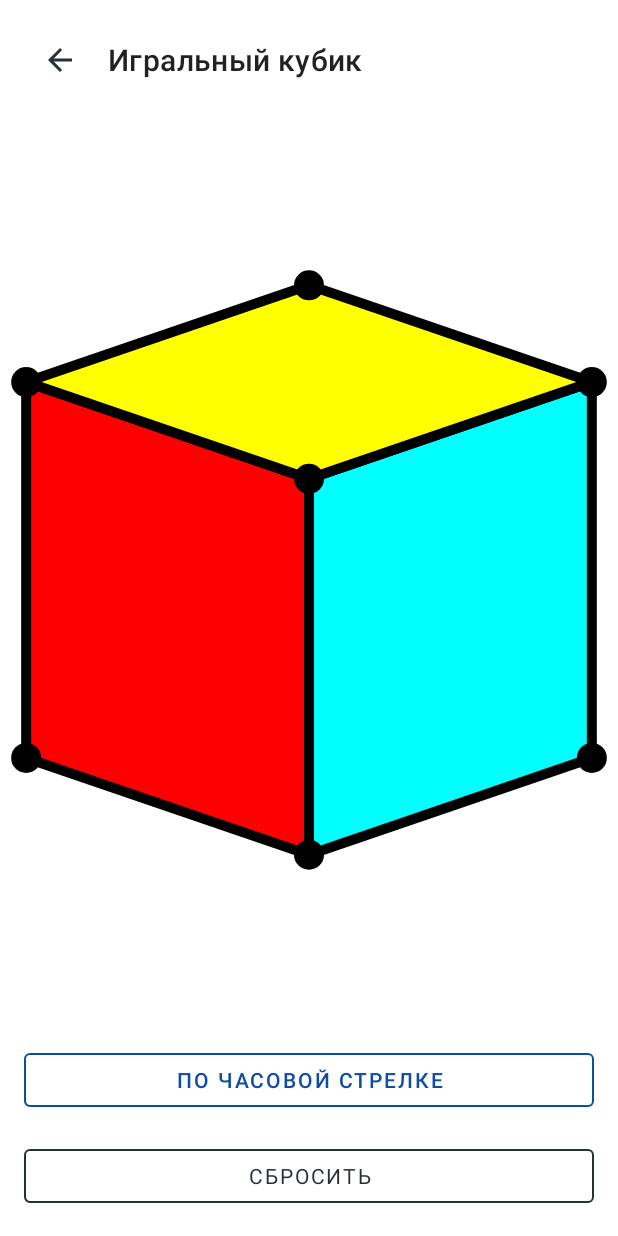
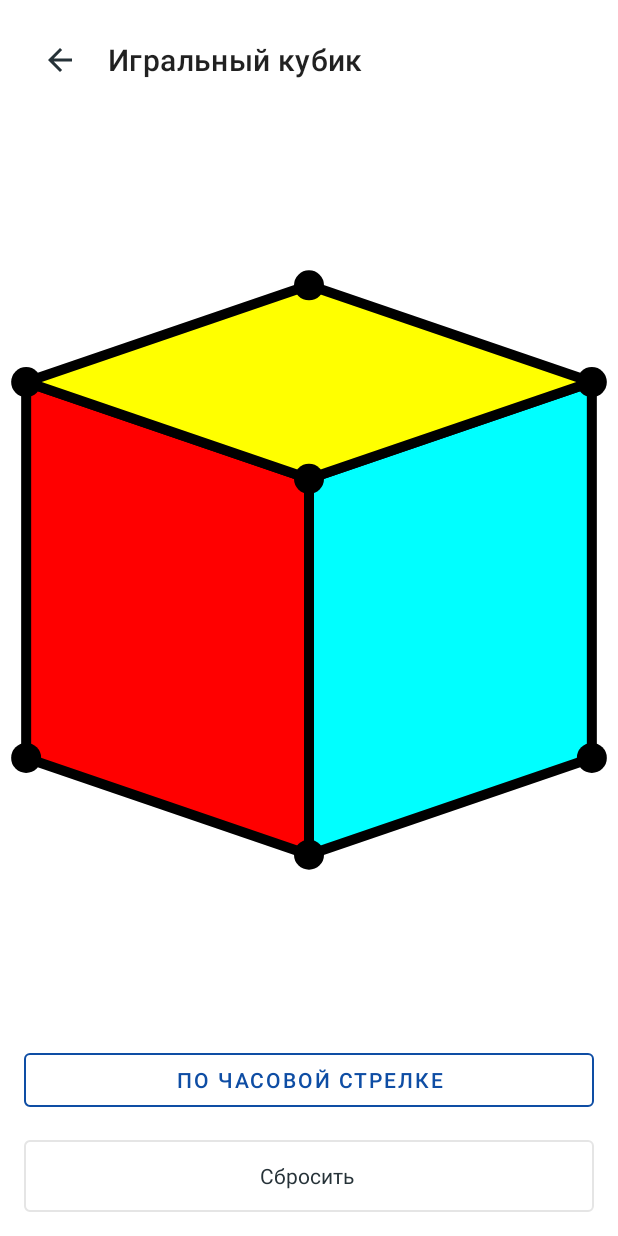
Before and after one commit to xidios/PhotoEditor, an Android app: the CubeActivity screen opened directly, with no data from a screen before it, on a phone screen of 412 x 824 dp. Run offline under Robolectric (Android 15) with nearby library versions, the phone set to English and light mode, and no system bars.

Commit message:
Изменения в дизайне
Изменил дизайн кнопок, чтобы привести его к дизайну в макете. Начал менять размеры, используя dimens.xml. Переместил стили из themes.xml в styles.xml

```diff
--- a/app/build.gradle
+++ b/app/build.gradle
@@ -64,4 +64,5 @@ dependencies {
     androidTestImplementation 'androidx.test.espresso:espresso-core:3.3.0'
     implementation group: 'org.bytedeco', name: 'javacv', version: '1.4.1'
     implementation "org.bytedeco.javacpp-presets:opencv:3.4.1-1.4.1:android-arm"
+    implementation 'com.android.support:design:28.0.0'
 }
--- a/app/src/main/res/values-night/styles.xml
+++ b/app/src/main/res/values-night/styles.xml
@@ -1,7 +1,2 @@
 <resources>
-
-    <style name="Widget.Theme.PhotoEditor.MyView" parent="">
-        <item name="android:background">@color/gray_600</item>
-        <item name="exampleColor">@color/light_blue_600</item>
-    </style>
 </resources>
--- a/app/src/main/res/values/colors.xml
+++ b/app/src/main/res/values/colors.xml
@@ -5,18 +5,20 @@
     <color name="purple_700">#FF3700B3</color>
     <color name="teal_200">#FF03DAC5</color>
     <color name="teal_700">#FF018786</color>
-    <color name="black">#FF263238</color>
     <color name="white">#FFFFFFFF</color>
     <color name="light_blue_400">#FF29B6F6</color>
     <color name="light_blue_600">#FF039BE5</color>
     <color name="gray_400">#FFBDBDBD</color>
     <color name="gray_600">#FF757575</color>
 
+    <!--    Наши цвета-->
+    <color name="black">#FF263238</color>
     <color name="accent">#FF0E4DA4</color>
+    <color name="buttonStroke">#FFE5E5E5</color>
+    <color name="buttonBackground">@color/white</color>
     <color name="headerBackground">@color/white</color>
     <color name="bottomNavigationBackground">#FFF0F0F0</color>
     <color name="bottomNavigationItemColor">#FF6E6E6E</color>
-    <color name="buttonBackground">@color/white</color>
 
     <!--    Карточки эффектов-->
     <color name="bonusEffectCardBackground">#55F0F0F0</color>
--- a/app/src/main/res/values/dimens.xml
+++ b/app/src/main/res/values/dimens.xml
@@ -1,3 +1,19 @@
 <resources>
-    <dimen name="fab_margin">16dp</dimen>
+    <dimen name="half">8dp</dimen>
+    <dimen name="standart">16dp</dimen>
+    <dimen name="two">32dp</dimen>
+    <dimen name="three">48dp</dimen>
+    <dimen name="four">64dp</dimen>
+    <dimen name="five">80dp</dimen>
+    <dimen name="six">96dp</dimen>
+
+    <dimen name="min_button_height">@dimen/three</dimen>
+    <dimen name="min_accent_button_height">@dimen/four</dimen>
+    <dimen name="button_text_size">14sp</dimen>
+    <dimen name="button_corner_radius">4dp</dimen>
+    <dimen name="button_stroke_width">1dp</dimen>
+
+    <dimen name="welcome_icon_size">@dimen/six</dimen>
+    <dimen name="welcome_text_size">18sp</dimen>
+    <dimen name="main_optical_compensation">@dimen/two</dimen>
 </resources>
--- a/app/src/main/res/values/styles.xml
+++ b/app/src/main/res/values/styles.xml
@@ -1,7 +1,58 @@
 <resources>
 
-    <style name="Widget.Theme.PhotoEditor.MyView" parent="">
-        <item name="android:background">@color/gray_400</item>
-        <item name="exampleColor">@color/light_blue_400</item>
+    <style name="Theme.PhotoEditor.WelcomeText">
+        <item name="android:textAlignment">center</item>
+        <item name="android:fontFamily">sans-serif-medium</item>
+        <item name="android:textSize">@dimen/welcome_text_size</item>
+        <item name="android:textColor">@color/black</item>
+    </style>
+
+    <style name="Theme.PhotoEditor.Button" parent="@style/Widget.MaterialComponents.Button.OutlinedButton.Icon">
+        <item name="android:layout_width">0dp</item>
+        <item name="android:minHeight">@dimen/min_button_height</item>
+        <item name="android:layout_height">wrap_content</item>
+        <item name="android:fontFamily">sans-serif</item>
+        <item name="android:textAllCaps">false</item>
+        <item name="android:textColor">@color/black</item>
+        <item name="android:textSize">@dimen/button_text_size</item>
+        <item name="strokeColor">@color/buttonStroke</item>
+        <item name="iconTint">@color/black</item>
+        <item name="cornerRadius">@dimen/button_corner_radius</item>
+        <item name="strokeWidth">@dimen/button_stroke_width</item>
+        <item name="android:backgroundTint">@color/white</item>
+        <item name="android:letterSpacing">0</item>
+        <item name="iconPadding">@dimen/half</item>
+        <item name="iconGravity">textStart</item>
+        <item name="android:insetBottom">0dp</item>
+        <item name="android:insetTop">0dp</item>
+    </style>
+
+    <style name="Theme.PhotoEditor.Button.Accent">
+        <item name="android:minHeight">@dimen/min_accent_button_height</item>
+        <item name="iconTint">@color/accent</item>
+        <item name="strokeColor">@color/accent</item>
+        <item name="android:textColor">@color/accent</item>
+    </style>
+
+    <style name="Theme.PhotoEditor.Header">
+        <item name="android:layout_width">match_parent</item>
+        <item name="android:layout_height">80dp</item>
+        <item name="android:minHeight">80dp</item>
+        <item name="android:background">@color/headerBackground</item>
+        <item name="android:textSize">24sp</item>
+    </style>
+
+    <style name="Theme.PhotoEditor.Header.Effect">
+        <item name="android:paddingStart">12dp</item>
+    </style>
+
+    <style name="imagePreviewOnEffect">
+        <item name="android:layout_height">520dp</item>
+    </style>
+
+    <style name="MySeekBar">
+        <item name="android:progressBackgroundTint">#27201F1F</item>
+        <item name="android:progressTint">#1C1C1C</item>
+        <item name="android:thumbTint">#151515</item>
     </style>
 </resources>
--- a/app/src/main/res/values/themes.xml
+++ b/app/src/main/res/values/themes.xml
@@ -14,50 +14,12 @@
         <!-- Customize your theme here. -->
     </style>
 
-    <style name="Theme.PhotoEditor.Button" parent="@style/Widget.MaterialComponents.Button.OutlinedButton">
-        <item name="android:layout_width">0dp</item>
-        <item name="android:minHeight">48dp</item>
-        <item name="android:layout_height">wrap_content</item>
-        <item name="android:fontFamily">sans-serif</item>
-        <item name="android:textAllCaps">true</item>
-        <item name="android:textColor">@color/black</item>
-        <item name="android:textSize">14sp</item>
-        <item name="strokeColor">@color/black</item>
-    </style>
-
-    <style name="Theme.PhotoEditor.Button.Accent">
-        <item name="android:textColor">@color/accent</item>
-        <item name="strokeColor">@color/accent</item>
-    </style>
-
-    <style name="Theme.PhotoEditor.Header">
-        <item name="android:layout_width">match_parent</item>
-        <item name="android:layout_height">80dp</item>
-        <item name="android:minHeight">80dp</item>
-        <item name="android:background">@color/headerBackground</item>
-        <item name="android:textSize">24sp</item>
-    </style>
-
-    <style name="Theme.PhotoEditor.Header.Effect">
-        <item name="android:paddingStart">12dp</item>
-    </style>
-
-    <style name="imagePreviewOnEffect">
-        <item name="android:layout_height">520dp</item>
-    </style>
-
     <style name="Theme.PhotoEditor.NoActionBar">
         <item name="windowActionBar">false</item>
         <item name="windowNoTitle">true</item>
     </style>
 
-    <style name="Theme.PhotoEditor.AppBarOverlay" parent="ThemeOverlay.AppCompat.Dark.ActionBar" />
-    <style name="Theme.PhotoEditor.PopupOverlay" parent="ThemeOverlay.AppCompat.Light" />
-
-    <style name="MySeekBar">
-        <item name="android:progressBackgroundTint">#27201F1F</item>
-        <item name="android:progressTint">#1C1C1C</item>
-        <item name="android:thumbTint">#151515</item>
-    </style>
+    <style name="Theme.PhotoEditor.AppBarOverlay" parent="ThemeOverlay.MaterialComponents.Dark.ActionBar" />
+    <style name="Theme.PhotoEditor.PopupOverlay" parent="ThemeOverlay.MaterialComponents.Light" />
 
 </resources>
```
Also changed, not shown: app/src/main/res/values-night/themes.xml (+0 -34 lines).
